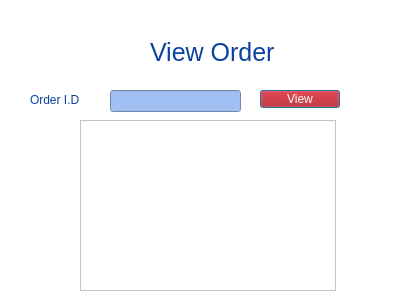
Qt form Bhitti/trackorder.ui (BigyaDhungana/Bhitti_v2) before a commit.
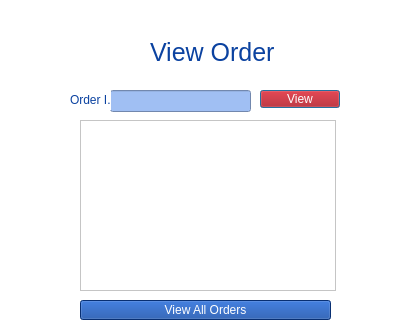
The same form after that commit. Icons and pictures are not drawn.

Patch:
```diff
--- a/Bhitti/trackorder.ui
+++ b/Bhitti/trackorder.ui
@@ -7,7 +7,7 @@
     <x>0</x>
     <y>0</y>
     <width>401</width>
-    <height>301</height>
+    <height>328</height>
    </rect>
   </property>
   <property name="windowTitle">
@@ -87,7 +87,7 @@
     <rect>
      <x>110</x>
      <y>90</y>
-     <width>131</width>
+     <width>141</width>
      <height>22</height>
     </rect>
    </property>
@@ -98,9 +98,9 @@
   <widget class="QLabel" name="label_2">
    <property name="geometry">
     <rect>
-     <x>30</x>
+     <x>70</x>
      <y>90</y>
-     <width>71</width>
+     <width>41</width>
      <height>20</height>
     </rect>
    </property>
@@ -130,6 +130,28 @@
     </rect>
    </property>
   </widget>
+  <widget class="QPushButton" name="pushButton_2">
+   <property name="geometry">
+    <rect>
+     <x>80</x>
+     <y>300</y>
+     <width>251</width>
+     <height>20</height>
+    </rect>
+   </property>
+   <property name="cursor">
+    <cursorShape>PointingHandCursor</cursorShape>
+   </property>
+   <property name="styleSheet">
+    <string notr="true">color: rgb(255, 255, 255);
+background-color: rgb(11, 66, 160);
+
+font: 900 9pt &quot;Segoe UI Black&quot;;</string>
+   </property>
+   <property name="text">
+    <string>View All Orders</string>
+   </property>
+  </widget>
  </widget>
  <resources/>
  <connections/>
```
